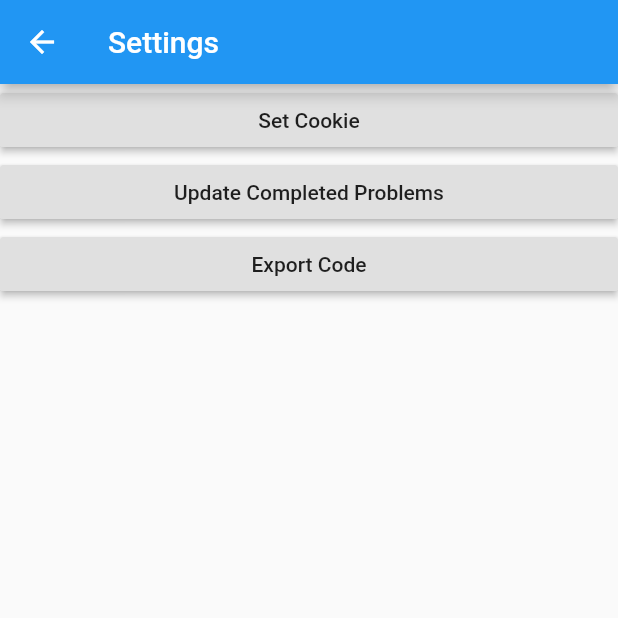
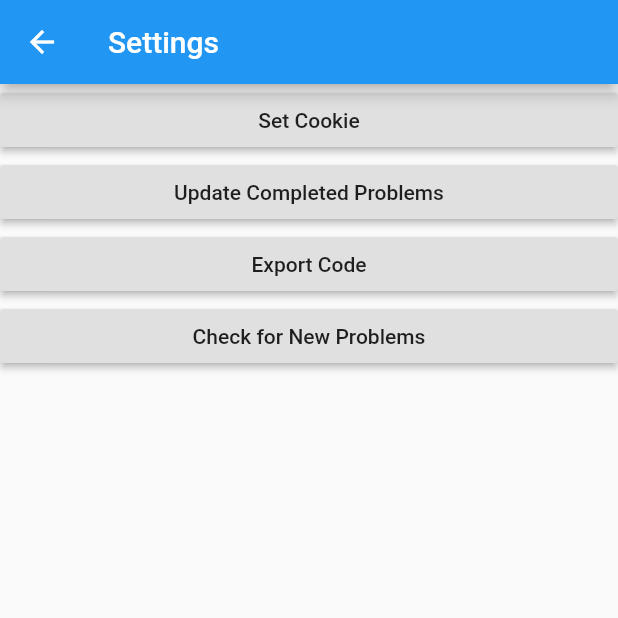
Before and after one commit to neighthan/proj_euler_app, a Flutter app: the Settings screen opened directly, on a phone screen of 412 x 824 dp, the top half of it. Run offline on Flutter 3.47's test engine with Material 2 defaults, Android fonts, the phone set to English and light mode, and no system bars; our stand-ins replace floor, shared_preferences, sqflite; missing offline and left inert: dart:ffi; accounts and stored records are empty; generated files the repository leaves out were written again.

Commit message:
Add (non-functional) settings button to check for new problems.

```diff
--- a/lib/settings.dart
+++ b/lib/settings.dart
@@ -41,6 +41,10 @@ class Settings extends StatelessWidget {
             RaisedButton(
               child: Text("Export Code"),
               onPressed: exportCode,
+            ),
+            RaisedButton(
+              child: Text("Check for New Problems"),
+              onPressed: checkForNewProblems,
             ),
           ],
         ),
@@ -101,4 +105,8 @@ class Settings extends StatelessWidget {
     // String code = await exportCodeTable(codeDao);
     // Share.share()
   }
+
+  void checkForNewProblems() {
+    debugPrint("checking for new problems");
+  }
 }
```
